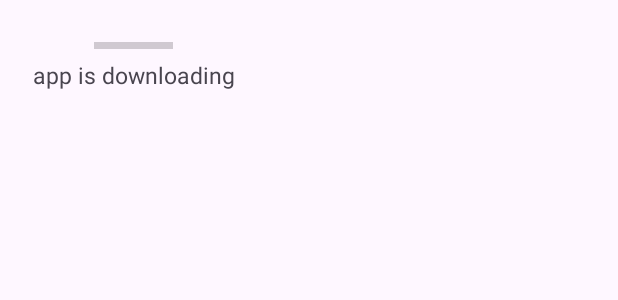
After one commit to spins01/webViewSpins, an Android app: the layout dialog_progress.xml on its own in the app's theme, with its tools: preview values and no code run, on a phone screen of 412 x 824 dp. The commit adds this screen. Shown: the top 300 px of the screen. Run offline under Robolectric (Android 15) with nearby library versions, the phone set to English and light mode, and no system bars.

Commit message:
增加进度条显示

```diff
--- /dev/null
+++ b/app/src/main/res/layout/dialog_progress.xml
@@ -0,0 +1,20 @@
+<?xml version="1.0" encoding="utf-8"?>
+<LinearLayout xmlns:android="http://schemas.android.com/apk/res/android"
+    android:layout_width="wrap_content"
+    android:layout_height="wrap_content"
+    android:orientation="vertical"
+    android:padding="20dp"
+    android:gravity="center">
+
+    <ProgressBar
+        android:id="@+id/progressBar"
+        android:layout_width="wrap_content"
+        android:layout_height="wrap_content"
+        android:indeterminate="false"
+        android:max="100"
+        style="?android:attr/progressBarStyleHorizontal"/>
+    <TextView
+        android:layout_width="wrap_content"
+        android:text="app is downloading"
+        android:layout_height="wrap_content"/>
+</LinearLayout>
```
Also changed, not shown: app/src/main/java/com/intech/spins/InstallApkUtils.kt (+20 -0 lines), app/src/main/java/com/intech/spins/MainActivity.kt (+33 -1 lines).
